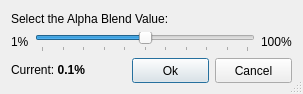
Before: the Qt Designer form ui/customalphablend.ui in ckorn/xvst, drawn with Qt 5.
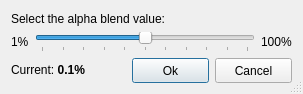
After: the same form once the commit is applied.

Patch:
```diff
--- a/ui/customalphablend.ui
+++ b/ui/customalphablend.ui
@@ -25,7 +25,7 @@
    <item row="0" column="0" >
     <widget class="QLabel" name="lblTitle" >
      <property name="text" >
-      <string>Select the Alpha Blend Value:</string>
+      <string>Select the alpha blend value:</string>
      </property>
     </widget>
    </item>
```
